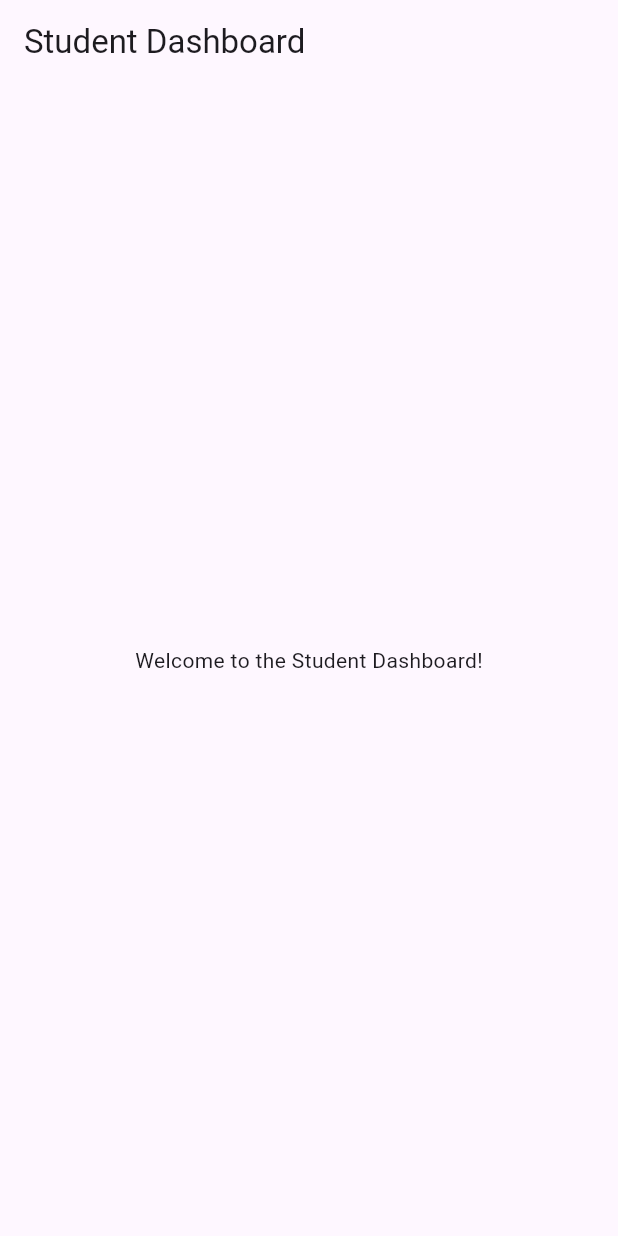
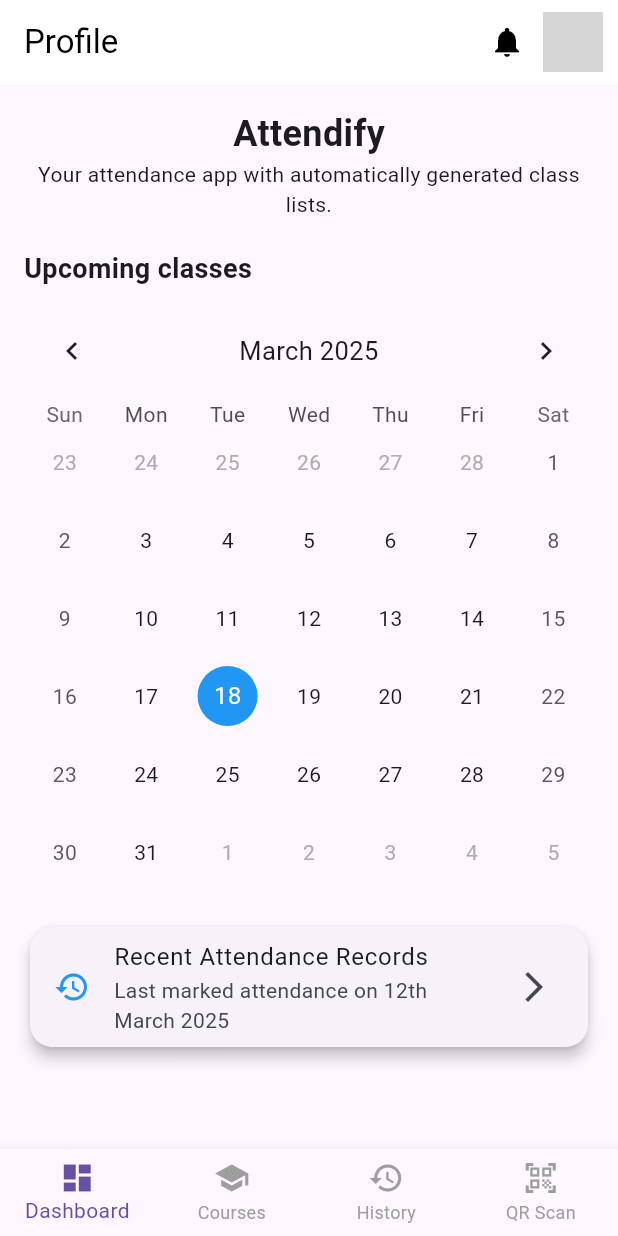
Before and after one commit to Setur413/AUTOMATED_ATTENDANCE, a Flutter app: the StudentDashboard screen opened directly, on a phone screen of 412 x 824 dp. Run offline on Flutter 3.47's test engine with Material 3 defaults, Android fonts, the phone set to English and light mode, and no system bars; drawn by our look-alikes of table_calendar; our stand-ins replace cloud_firestore, firebase_core, qr_flutter; missing offline and left inert: mobile_scanner; accounts and stored records are empty; network calls fail; grey boxes are pictures that could not be loaded.

Commit message:
Updated files and added new features

```diff
--- a/lib/main.dart
+++ b/lib/main.dart
@@ -1,18 +1,21 @@
 import 'package:firebase_core/firebase_core.dart';
 import 'package:flutter/material.dart';
-import 'package:qr_attendance/screens/splash_screen.dart'; // Ensure correct import
+import 'package:qr_attendance/screens/splash_screen.dart';
 import 'package:qr_attendance/screens/login_screen.dart';
 import 'package:qr_attendance/screens/signup_screen.dart';
 import 'package:qr_attendance/screens/lecturer_dashboard.dart';
+import 'package:qr_attendance/screens/student_dashboard.dart';
+import 'package:qr_attendance/screens/course_registration.dart';
+import 'package:qr_attendance/screens/attendance_history.dart';
+import 'package:qr_attendance/screens/qr_scanning.dart';
 import 'package:qr_attendance/screens/monitoring.dart';
 import 'package:qr_attendance/screens/qr_generation.dart';
 import 'package:qr_attendance/screens/course_details.dart';
 
-
 void main() async {
   WidgetsFlutterBinding.ensureInitialized();
   await Firebase.initializeApp();
-  runApp(AttendanceApp());
+  runApp(const AttendanceApp());
 }
 
 class AttendanceApp extends StatelessWidget {
@@ -26,15 +29,24 @@
       theme: ThemeData(
         primarySwatch: Colors.blue,
       ),
-      initialRoute: '/splash', // Define initial screen
+      initialRoute: '/splash', // Define the initial screen
       routes: {
-        '/splash': (context) => SplashScreen(), // Splash screen loads first
+        // Common Routes
+        '/splash': (context) => SplashScreen(),
         '/login': (context) => LoginScreen(),
         '/signup': (context) => SignUpScreen(),
-        '/dashboard': (context) => LecturerDashboard(),
+
+        // Lecturer Routes
+        '/lecturer_dashboard': (context) => LecturerDashboard(),
         '/monitoring': (context) => AttendanceMonitoringScreen(),
-        '/qr_generation': (context) =>  QRCodeGenerationScreen(),
+        '/qr_generation': (context) => QRCodeGenerationScreen(),
         '/course': (context) => CourseManagementScreen(),
+
+        // Student Routes
+        '/dashboard': (context) =>  StudentDashboard(),
+        '/courses': (context) =>  CourseRegistrationScreen(),
+        '/history': (context) =>  AttendanceHistoryScreen(),
+        '/qr_scanning': (context) =>  QRScannerScreen(),
       },
     );
   }
--- /dev/null
+++ b/lib/screens/class_calendar.dart
@@ -0,0 +1,46 @@
+import 'package:flutter/material.dart';
+import 'package:table_calendar/table_calendar.dart';
+
+class ClassCalendar extends StatefulWidget {
+  const ClassCalendar({super.key});
+
+  @override
+  _ClassCalendarState createState() => _ClassCalendarState();
+}
+
+class _ClassCalendarState extends State<ClassCalendar> {
+  DateTime _focusedDay = DateTime.now();
+  DateTime? _selectedDay;
+
+  @override
+  Widget build(BuildContext context) {
+    return TableCalendar(
+      focusedDay: _focusedDay,
+      firstDay: DateTime(2020),
+      lastDay: DateTime(2030),
+      calendarStyle: const CalendarStyle(
+        todayDecoration: BoxDecoration(
+          color: Colors.blue,
+          shape: BoxShape.circle,
+        ),
+        selectedDecoration: BoxDecoration(
+          color: Colors.green,
+          shape: BoxShape.circle,
+        ),
+      ),
+      selectedDayPredicate: (day) {
+        return isSameDay(_selectedDay, day);
+      },
+      onDaySelected: (selectedDay, focusedDay) {
+        setState(() {
+          _selectedDay = selectedDay;
+          _focusedDay = focusedDay;
+        });
+      },
+      headerStyle: HeaderStyle(
+        formatButtonVisible: false,
+        titleCentered: true,
+      ),
+    );
+  }
+}
--- /dev/null
+++ b/lib/screens/navigation.dart
@@ -0,0 +1,43 @@
+import 'package:flutter/material.dart';
+
+class BottomNavBar extends StatelessWidget {
+  final int currentIndex;
+  final Function(int) onTap;
+
+  const BottomNavBar({required this.currentIndex, required this.onTap, super.key});
+
+  @override
+  Widget build(BuildContext context) {
+    return BottomNavigationBar(
+      currentIndex: currentIndex,
+      onTap: (index) {
+        if (index != currentIndex) { // Prevent redundant navigation
+          onTap(index);
+          switch (index) {
+            case 0:
+              Navigator.pushReplacementNamed(context, '/dashboard');
+              break;
+            case 1:
+              Navigator.pushReplacementNamed(context, '/courses');
+              break;
+            case 2:
+              Navigator.pushReplacementNamed(context, '/history');
+              break;
+            case 3:
+              Navigator.pushReplacementNamed(context, '/qr_scanning');
+              break;
+          }
+        }
+      },
+      selectedItemColor: Theme.of(context).primaryColor,
+      unselectedItemColor: Colors.grey,
+      type: BottomNavigationBarType.fixed, // Ensures all items are visible
+      items: const [
+        BottomNavigationBarItem(icon: Icon(Icons.dashboard), label: "Dashboard"),
+        BottomNavigationBarItem(icon: Icon(Icons.school), label: "Courses"),
+        BottomNavigationBarItem(icon: Icon(Icons.history), label: "History"),
+        BottomNavigationBarItem(icon: Icon(Icons.qr_code_scanner), label: "QR Scan"),
+      ],
+    );
+  }
+}
--- a/lib/screens/splash_screen.dart
+++ b/lib/screens/splash_screen.dart
@@ -1,6 +1,6 @@
 import 'dart:async';
 import 'package:flutter/material.dart';
-import 'package:qr_attendance/screens/login_screen.dart'; // Update with the correct path
+import 'package:qr_attendance/screens/login_screen.dart';
 
 class SplashScreen extends StatefulWidget {
   const SplashScreen({super.key});
--- a/lib/screens/student_dashboard.dart
+++ b/lib/screens/student_dashboard.dart
@@ -1,14 +1,82 @@
 import 'package:flutter/material.dart';
+import 'package:qr_attendance/screens/class_calendar.dart'; // Import the calendar widget
+import 'package:qr_attendance/screens/navigation.dart'; // Import the navigation bar
 
-class StudentDashboard extends StatelessWidget {
-  const StudentDashboard({super.key});
+class StudentDashboard extends StatefulWidget {
+  @override
+  _StudentDashboardState createState() => _StudentDashboardState();
+}
+
+class _StudentDashboardState extends State<StudentDashboard> {
+  int _currentIndex = 0; // Track the selected tab
+
+  void _onTabTapped(int index) {
+    setState(() {
+      _currentIndex = index;
+    });
+  }
 
   @override
   Widget build(BuildContext context) {
     return Scaffold(
-      appBar: AppBar(title: Text("Student Dashboard")),
-      body: Center(
-        child: Text("Welcome to the Student Dashboard!"),
+      appBar: AppBar(
+        backgroundColor: Colors.white,
+        elevation: 0,
+        title: const Text("Profile", style: TextStyle(color: Colors.black)),
+        actions: [
+          IconButton(
+            icon: const Icon(Icons.notifications, color: Colors.black),
+            onPressed: () {},
+          ),
+          const CircleAvatar(
+            backgroundImage: NetworkImage("https://via.placeholder.com/150"),
+          ),
+          const SizedBox(width: 10),
+        ],
+      ),
+      body: Padding(
+        padding: const EdgeInsets.all(16.0),
+        child: Column(
+          crossAxisAlignment: CrossAxisAlignment.start,
+          children: [
+            const Center(
+              child: Text(
+                "Attendify",
+                style: TextStyle(fontSize: 24, fontWeight: FontWeight.bold),
+              ),
+            ),
+            const Center(
+              child: Text(
+                "Your attendance app with automatically generated class lists.",
+                textAlign: TextAlign.center,
+              ),
+            ),
+            const SizedBox(height: 20),
+            const Text(
+              "Upcoming classes",
+              style: TextStyle(fontSize: 18, fontWeight: FontWeight.bold),
+            ),
+            const SizedBox(height: 10),
+            ClassCalendar(), // Reusable calendar widget
+            const SizedBox(height: 20),
+            Card(
+              shape: RoundedRectangleBorder(
+                borderRadius: BorderRadius.circular(15.0),
+              ),
+              elevation: 4,
+              child: const ListTile(
+                leading: Icon(Icons.history, color: Colors.blue),
+                title: Text("Recent Attendance Records"),
+                subtitle: Text("Last marked attendance on 12th March 2025"),
+                trailing: Icon(Icons.arrow_forward_ios),
+              ),
+            ),
+          ],
+        ),
+      ),
+      bottomNavigationBar: BottomNavBar(
+        currentIndex: _currentIndex,
+        onTap: _onTabTapped,
       ),
     );
   }
--- a/pubspec.yaml
+++ b/pubspec.yaml
@@ -37,6 +37,8 @@
   cupertino_icons: ^1.0.8
   qr_flutter: ^4.1.0
   cloud_firestore: ^5.6.5
+  table_calendar: ^3.0.9
+  mobile_scanner: ^3.4.1
 
 
 dev_dependencies:
```
Also changed, not shown: lib/screens/attendance_history.dart (added, +102 -0 lines), lib/screens/bottom_navigation.dart (deleted, +0 -37 lines), lib/screens/course_registration.dart (added, +143 -0 lines), lib/screens/qr_scanning.dart (added, +124 -0 lines), pubspec.lock, 1 other file.
